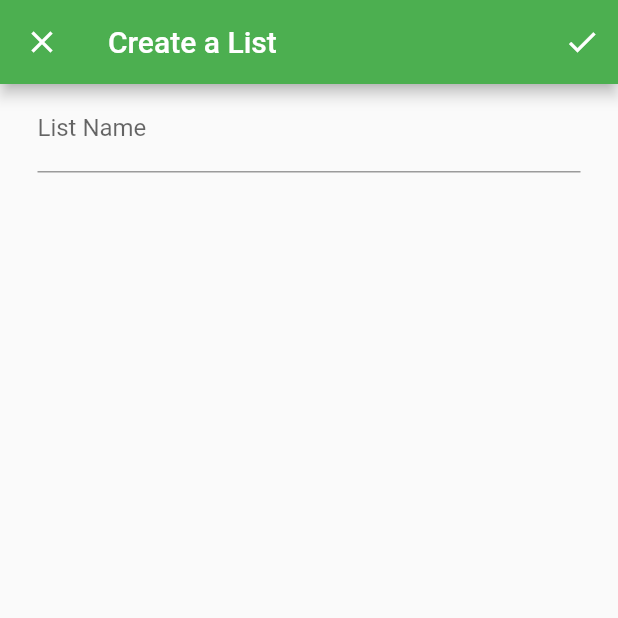
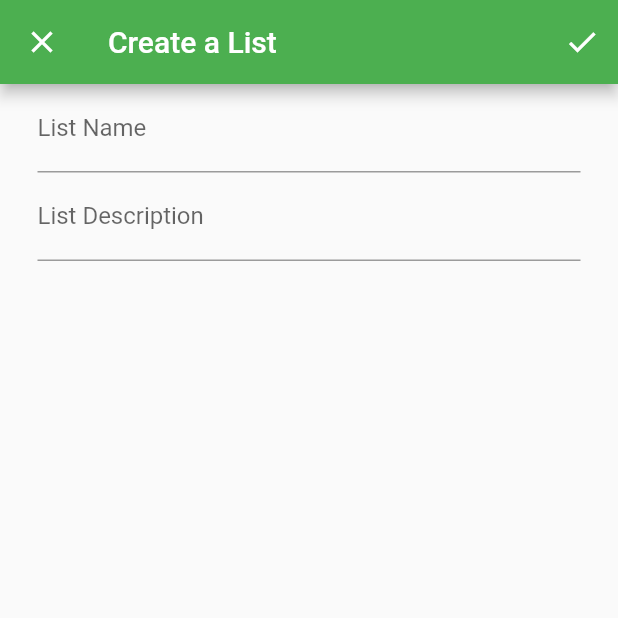
Before and after one commit to ForkBombGIT/List-Manager, a Flutter app: the NewList screen opened directly, on a phone screen of 412 x 824 dp, the top half of it. Run offline on Flutter 3.47's test engine with Material 2 defaults, Android fonts, the phone set to English and light mode, and no system bars.

Commit message:
Add validation to form, add description to lists

```diff
--- a/list_manager/lib/homepage.dart
+++ b/list_manager/lib/homepage.dart
@@ -59,6 +59,7 @@ class _HomePageState extends State<HomePage> {
     return Card (
       child: ListTile (
         title: Text(lists[index].name),
+        subtitle: Text(lists[index].description),
         onTap: () {_handleTileTap(ctx);}
       )
     );
--- a/list_manager/lib/listobject.dart
+++ b/list_manager/lib/listobject.dart
@@ -1,6 +1,6 @@
 class ListObject {
-  String name;
+  String name, description;
   List contents;
 
-  ListObject(String name, List contents) : name = name, contents = contents;
+  ListObject(String name, String desc, List contents) : name = name, description = desc, contents = contents;
 }
--- a/list_manager/lib/newlist.dart
+++ b/list_manager/lib/newlist.dart
@@ -1,7 +1,10 @@
 import 'package:flutter/material.dart';
 import 'package:list_manager/listobject.dart';
+
 class NewList extends StatelessWidget {
   final TextEditingController listNameController = new TextEditingController();
+  final TextEditingController listDescriptionController = new TextEditingController();
+  final _formKey = GlobalKey<FormState>();
   @override
   Widget build(BuildContext context) {
     return Scaffold(
@@ -14,26 +17,49 @@ class NewList extends StatelessWidget {
         actions: <Widget>[
           IconButton(
             icon: new Icon(Icons.check),
-            onPressed: () =>{ _createNewList(context) }
+            onPressed: () { _createNewList(context); }
           )
         ],
       ),
       body:
-      Container(
-        child: Padding(
+      Form(
+        key:_formKey,
+        child: Column(
+          children: [
+            Padding(
               padding: EdgeInsets.symmetric(horizontal: 25.0),
               child: TextFormField(
+                validator:  (value) {
+                  if (value.isEmpty)
+                    return 'List Name can\'t be left empty';
+                  return null;
+                },
                 controller: listNameController,
                 decoration: new InputDecoration(
                   labelText: 'List Name'
                 ),
               ),
             ),
+            Padding(
+              padding: EdgeInsets.symmetric(horizontal: 25.0),
+              child: TextFormField(
+                controller: listDescriptionController,
+                decoration: new InputDecoration(
+                  labelText: 'List Description'
                 ),
+              ),
+            ),
+          ],
+        )
+      )
     );
   }
 
   _createNewList(BuildContext ctx) {
-    Navigator.of(ctx).pop(new ListObject(listNameController.text, new List()));
+    if (_formKey.currentState.validate()) {
+      String name = listNameController.text,
+             description = (listDescriptionController.text.length > 0) ? listDescriptionController.text : "";
+      Navigator.of(ctx).pop(new ListObject(name, description, new List()));
     }
   }
+}
```
Lines whose indentation alone changed are shown as unchanged.
